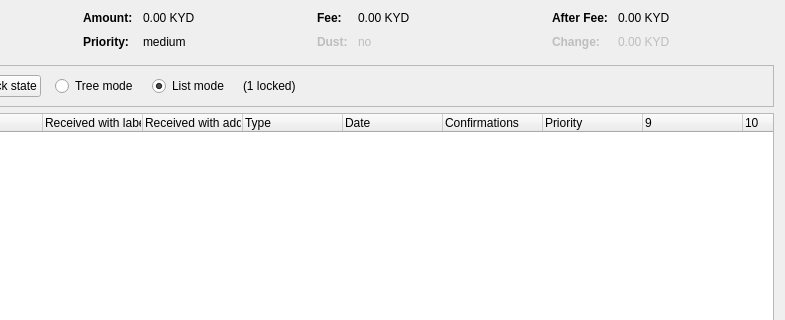
The window that src/qt/forms/coincontroldialog.ui (kydcoin/KYD3) describes before a commit, drawn with Qt 5; both pictures show x 169 to 954 and y 0 to 320 of the 954 by 500 pixel window.
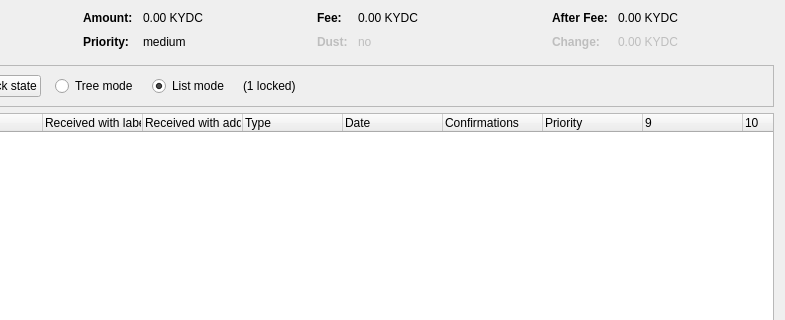
The same window after the commit. Custom widgets are drawn as their Qt base class.

Commit message: Change ticker from KYD to KYDC

Diff of the .ui file:
```diff
--- a/src/qt/forms/coincontroldialog.ui
+++ b/src/qt/forms/coincontroldialog.ui
@@ -132,7 +132,7 @@
           <enum>Qt::ActionsContextMenu</enum>
          </property>
          <property name="text">
-          <string notr="true">0.00 KYD</string>
+          <string notr="true">0.00 KYDC</string>
          </property>
          <property name="textInteractionFlags">
           <set>Qt::LinksAccessibleByMouse|Qt::TextSelectableByKeyboard|Qt::TextSelectableByMouse</set>
@@ -206,7 +206,7 @@
           <enum>Qt::ActionsContextMenu</enum>
          </property>
          <property name="text">
-          <string notr="true">0.00 KYD</string>
+          <string notr="true">0.00 KYDC</string>
          </property>
          <property name="textInteractionFlags">
           <set>Qt::LinksAccessibleByMouse|Qt::TextSelectableByKeyboard|Qt::TextSelectableByMouse</set>
@@ -286,7 +286,7 @@
           <enum>Qt::ActionsContextMenu</enum>
          </property>
          <property name="text">
-          <string notr="true">0.00 KYD</string>
+          <string notr="true">0.00 KYDC</string>
          </property>
          <property name="textInteractionFlags">
           <set>Qt::LinksAccessibleByMouse|Qt::TextSelectableByKeyboard|Qt::TextSelectableByMouse</set>
@@ -321,7 +321,7 @@
           <enum>Qt::ActionsContextMenu</enum>
          </property>
          <property name="text">
-          <string notr="true">0.00 KYD</string>
+          <string notr="true">0.00 KYDC</string>
          </property>
          <property name="textInteractionFlags">
           <set>Qt::LinksAccessibleByMouse|Qt::TextSelectableByKeyboard|Qt::TextSelectableByMouse</set>
```
The commit also changes 75 other files.
